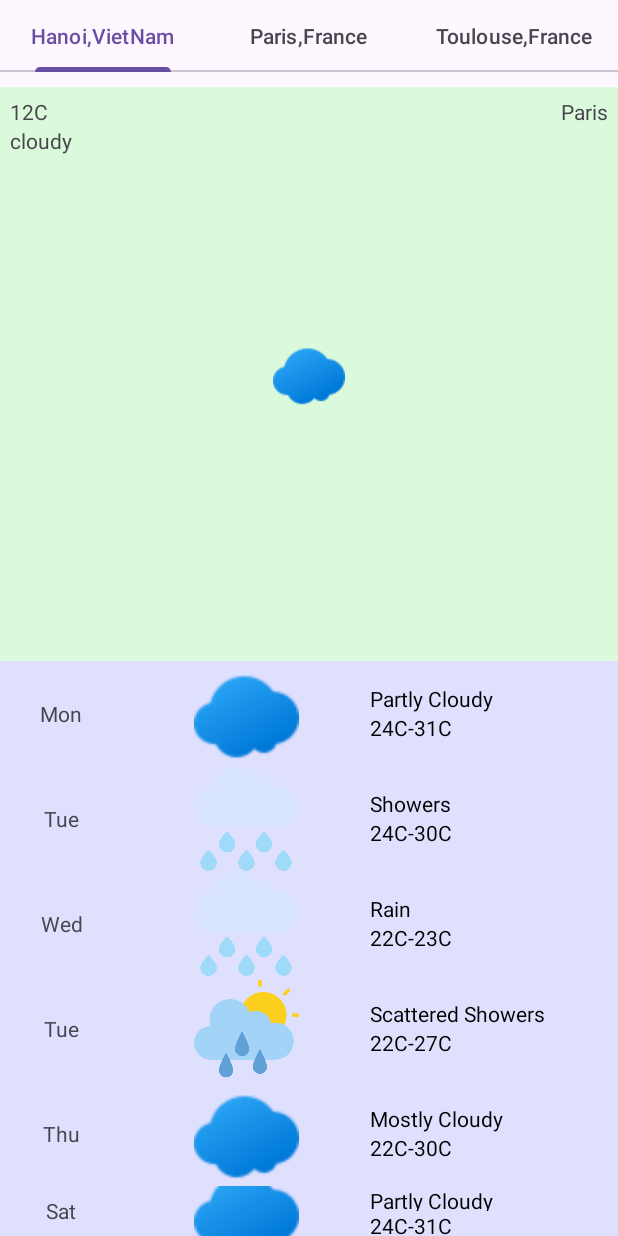
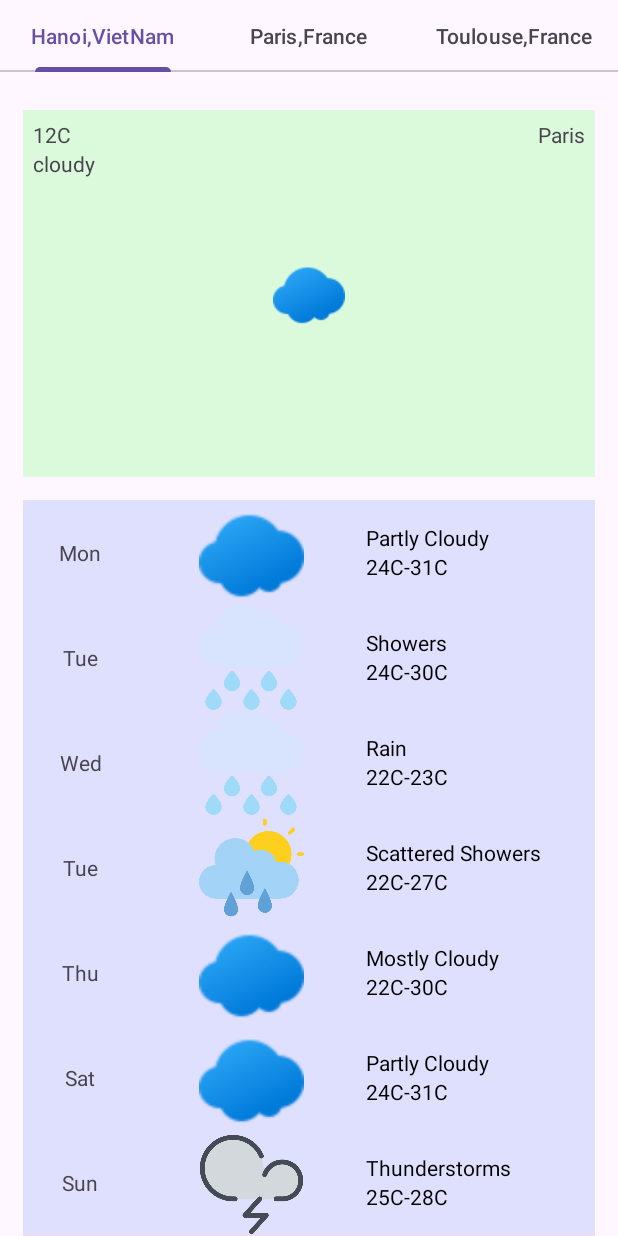
Before and after one commit to hipe1612/usthWeather, an Android app: the screen it shows after launch (WeatherActivity), on a phone screen of 412 x 824 dp. Run offline under Robolectric (Android 15) with nearby library versions, the phone set to English and light mode, and no system bars; 1 statement that could not run was skipped.

Commit message:
add margin for better UI

```diff
--- a/app/src/main/res/layout/weather_forecast_fragment.xml
+++ b/app/src/main/res/layout/weather_forecast_fragment.xml
@@ -13,6 +13,7 @@
         android:layout_width="match_parent"
         android:layout_height="0dp"
         android:layout_weight="1"
+        android:layout_margin="15dp"
         tools:layout="@layout/fragment_weather">
 
     </fragment>
@@ -22,7 +23,9 @@
         class="vn.edu.usth.weather.ForecastFragment"
         android:layout_width="match_parent"
         android:layout_height="0dp"
-        android:layout_weight="1"
+        android:layout_weight="2"
+        android:layout_marginRight="15dp"
+        android:layout_marginLeft="15dp"
         tools:layout="@layout/fragment_forecast">
     </fragment>
 
```
